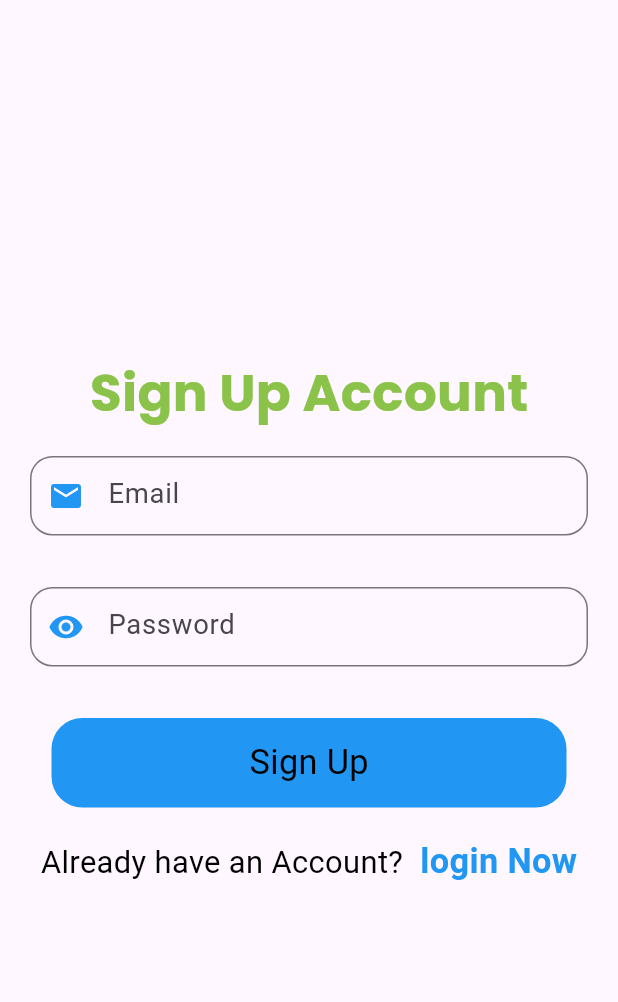
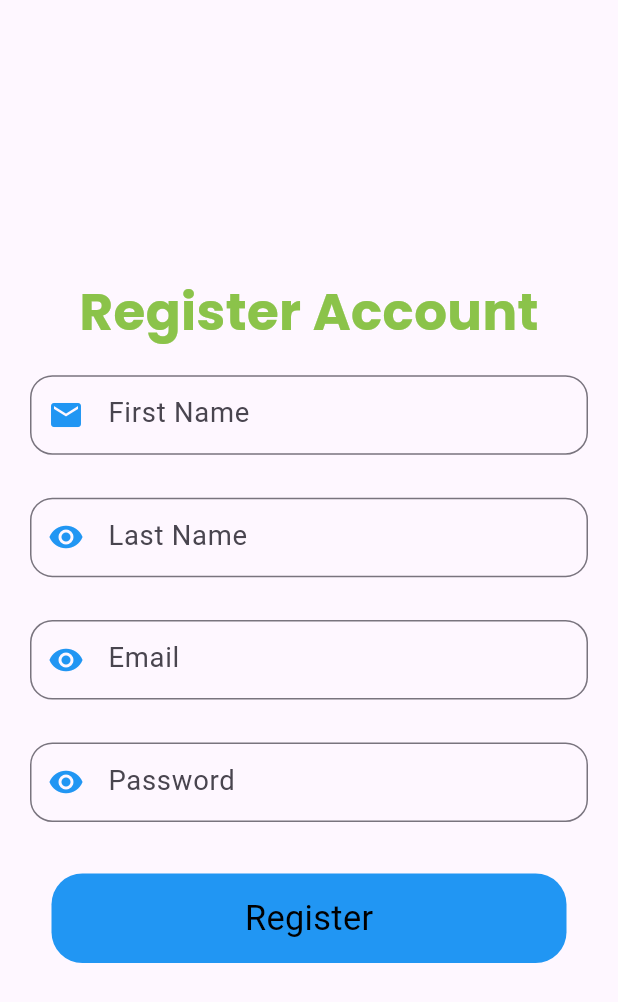
Before and after one commit to Gulshid/Flutter-Firebase, a Flutter app: the screen it shows after launch, on a phone screen of 412 x 824 dp. Shown: the top 1002 px of the screen. Run offline on Flutter 3.47's test engine with Material 3 defaults, Android fonts, the light colour scheme and no system bars; our stand-ins replace another_flushbar, cloud_firestore, firebase_auth, firebase_core, flutter_screenutil, flutter_spinkit and 1 more; accounts and stored records are empty.

Commit message:
Firebase Firestore is Completed Successfully---------->

```diff
--- a/firebase_backend/lib/Routes/Routes.dart
+++ b/firebase_backend/lib/Routes/Routes.dart
@@ -1,4 +1,5 @@
 import 'package:firebase_backend/Routes/Routesname.dart';
+import 'package:firebase_backend/views_/Reg_view.dart';
 import 'package:firebase_backend/views_/SignUp_view.dart';
 import 'package:firebase_backend/views_/home_view.dart';
 import 'package:firebase_backend/views_/login_view.dart';
@@ -28,6 +29,13 @@ class Routes {
           );
         }
 
+      case Routesname.register:
+        {
+          return MaterialPageRoute(
+            builder: (BuildContext context) => RegView(),
+          );
+        }
+
       default:
         {
           return MaterialPageRoute(
--- a/firebase_backend/lib/Routes/Routesname.dart
+++ b/firebase_backend/lib/Routes/Routesname.dart
@@ -2,4 +2,5 @@ class Routesname {
   static const String home = 'home view';
   static const String signUp = 'sign Up view';
   static const String login = 'login view';
+  static const String register = 'Register view';
 }
--- a/firebase_backend/lib/main.dart
+++ b/firebase_backend/lib/main.dart
@@ -2,6 +2,7 @@
 import 'package:firebase_backend/Routes/Routes.dart';
 import 'package:firebase_backend/Routes/Routesname.dart';
 import 'package:firebase_backend/firebase_options.dart';
+import 'package:firebase_backend/viewModel/RegProvider.dart';
 import 'package:firebase_backend/viewModel/SignUpProvider.dart';
 import 'package:firebase_backend/viewModel/loginProvider.dart';
 import 'package:firebase_core/firebase_core.dart';
@@ -31,6 +32,7 @@ class MyApp extends StatelessWidget {
           providers: [
             ChangeNotifierProvider(create: (_) => Signupprovider()),
             ChangeNotifierProvider(create: (_)=> Loginprovider()),
+            ChangeNotifierProvider(create: (_)=> Regprovider()),
           ],
 
           child: Builder(
@@ -48,7 +50,7 @@ class MyApp extends StatelessWidget {
                   ),
                 ),
 
-                initialRoute: Routesname.signUp,
+                initialRoute: Routesname.register,
                 onGenerateRoute: Routes.generateRoute,
               );
             },
--- /dev/null
+++ b/firebase_backend/lib/views_/Reg_view.dart
@@ -0,0 +1,141 @@
+import 'package:firebase_backend/viewModel/RegProvider.dart';
+import 'package:flutter/material.dart';
+import 'package:flutter_screenutil/flutter_screenutil.dart';
+import 'package:flutter_spinkit/flutter_spinkit.dart';
+import 'package:google_fonts/google_fonts.dart';
+import 'package:provider/provider.dart';
+
+class RegView extends StatefulWidget {
+  const RegView({super.key});
+
+  @override
+  State<RegView> createState() => _RegViewState();
+}
+//This is Firebase Firestore Registration View
+class _RegViewState extends State<RegView> {
+  @override
+  Widget build(BuildContext context) {
+    final pro_firestore=Provider.of<Regprovider>(context);
+    return Scaffold(
+      body: Column(
+        mainAxisAlignment: MainAxisAlignment.center,
+        crossAxisAlignment: CrossAxisAlignment.center,
+        children: [
+          Center(
+            child: Text(
+              'Register Account',
+              style: GoogleFonts.poppins(
+                fontSize: 30.sp,
+                fontWeight: FontWeight.bold,
+                color: Colors.lightGreen,
+              ),
+            ),
+          ),
+          SizedBox(height: 15.sp),
+
+          Padding(
+            padding: const EdgeInsets.symmetric(horizontal: 20.0),
+            child: TextField(
+              controller: pro_firestore.first_nameController,
+              style: TextStyle(color: Colors.black),
+              keyboardType: TextInputType.text,
+              decoration: InputDecoration(
+                labelText: 'First Name',
+                hintText: 'Enter first Name',
+                prefixIcon: Icon(Icons.email, color: Colors.blue),
+                border: OutlineInputBorder(
+                  borderRadius: BorderRadius.circular(13.r),
+                ),
+              ),
+            ),
+          ),
+
+          SizedBox(height: 25.sp),
+          Padding(
+            padding: const EdgeInsets.symmetric(horizontal: 20.0),
+            child: TextField(
+              controller: pro_firestore.last_nameController,
+              style: TextStyle(color: Colors.black),
+              keyboardType: TextInputType.text,
+              decoration: InputDecoration(
+                labelText: 'Last Name',
+                hintText: 'Enter last Name',
+                prefixIcon: Icon(Icons.remove_red_eye, color: Colors.blue),
+                border: OutlineInputBorder(
+                  borderRadius: BorderRadius.circular(13.r),
+                ),
+              ),
+            ),
+          ),
+
+          SizedBox(height: 25.sp),
+          Padding(
+            padding: const EdgeInsets.symmetric(horizontal: 20.0),
+            child: TextField(
+              controller: pro_firestore.emailController,
+              style: TextStyle(color: Colors.black),
+              keyboardType: TextInputType.visiblePassword,
+              decoration: InputDecoration(
+                labelText: 'Email',
+                hintText: 'Enter your Email',
+                prefixIcon: Icon(Icons.remove_red_eye, color: Colors.blue),
+                border: OutlineInputBorder(
+                  borderRadius: BorderRadius.circular(13.r),
+                ),
+              ),
+            ),
+          ),
+
+          SizedBox(height: 25.sp),
+          Padding(
+            padding: const EdgeInsets.symmetric(horizontal: 20.0),
+            child: TextField(
+              obscureText: true,
+              obscuringCharacter: '*',
+              controller: pro_firestore.passwordController,
+              style: TextStyle(color: Colors.black),
+              keyboardType: TextInputType.visiblePassword,
+              decoration: InputDecoration(
+                labelText: 'Password',
+                hintText: 'Enter your password',
+                prefixIcon: Icon(Icons.remove_red_eye, color: Colors.blue),
+                border: OutlineInputBorder(
+                  borderRadius: BorderRadius.circular(13.r),
+                ),
+              ),
+            ),
+          ),
+
+          SizedBox(height: 30.sp),
+          GestureDetector(
+            onTap: () => pro_firestore.Register(context),
+
+            child: Container(
+              height: 50.h,
+              width: 300.w,
+              decoration: BoxDecoration(
+                color: Colors.blue,
+                borderRadius: BorderRadius.circular(18.r),
+              ),
+
+            child:
+                pro_firestore.isloading
+                ? SpinKitFadingCube(size: 25.sp, color: Colors.orange)
+                : Center(
+                child: Text(
+                  'Register',
+                  style: TextStyle(
+                    color: Colors.black,
+                    fontSize: 20.sp,
+                    ),
+                  ),
+                ),
+            ),
+          ),
+
+
+        ],
+      ),
+    );
+  }
+}
--- a/firebase_backend/lib/views_/SignUp_view.dart
+++ b/firebase_backend/lib/views_/SignUp_view.dart
@@ -14,6 +14,7 @@ class SignupView extends StatefulWidget {
   State<SignupView> createState() => _SignupViewState();
 }
 
+//This is Firebase Authentication portion for Sign Up
 class _SignupViewState extends State<SignupView> {
   @override
   Widget build(BuildContext context) {
--- a/firebase_backend/lib/views_/login_view.dart
+++ b/firebase_backend/lib/views_/login_view.dart
@@ -13,7 +13,7 @@ class LoginView extends StatefulWidget {
   @override
   State<LoginView> createState() => _LoginViewState();
 }
-
+//This is Firebase Authentication portion for login
 class _LoginViewState extends State<LoginView> {
   @override
   Widget build(BuildContext context) {
--- a/firebase_backend/pubspec.yaml
+++ b/firebase_backend/pubspec.yaml
@@ -42,6 +42,9 @@ dependencies:
   image_picker: ^1.1.2
   firebase_auth: ^5.5.2
   flutter_spinkit: ^5.2.1
+  cloud_firestore: ^5.6.8
+  another_flushbar: ^1.12.30
+  fluttertoast: ^8.2.12
 
 dev_dependencies:
   flutter_test:
```
Also changed, not shown: firebase_backend/lib/viewModel/RegProvider.dart (added, +99 -0 lines), firebase_backend/pubspec.lock, 2 other files.
